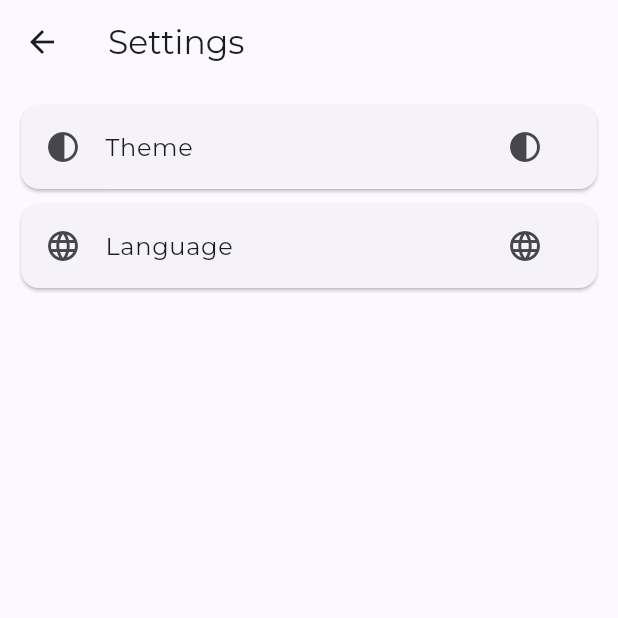
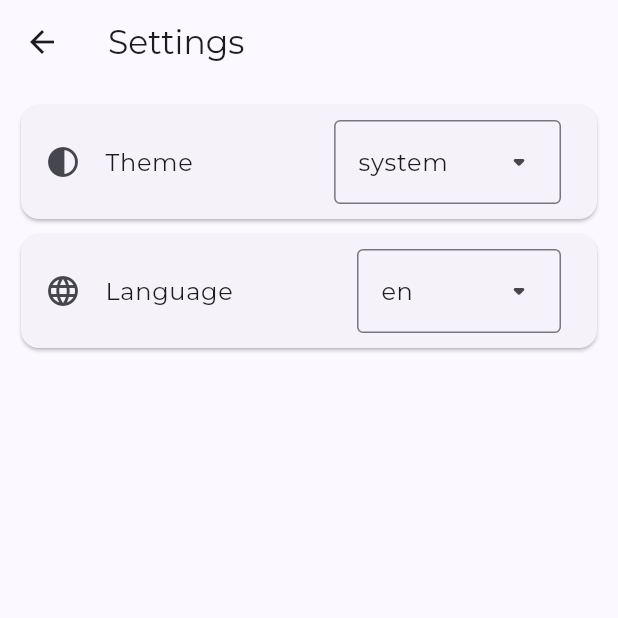
Before and after one commit to Namania/shopping-list, a Flutter app: the Settings screen opened by its route, on a phone screen of 412 x 824 dp, the top half of it. Run offline on Flutter 3.47's test engine with Material 3 defaults, Android fonts, the phone set to English and light mode, and no system bars; our stand-ins replace barcode_widget, bloc, easy_localization, equatable, flutter_bloc, flutter_native_splash and 6 more; missing offline and left inert: flutter_barcode_scanner_plus; accounts and stored records are empty.

Commit message:
:art: dropdown menu

```diff
--- a/lib/core/shared/pages/settings.dart
+++ b/lib/core/shared/pages/settings.dart
@@ -1,14 +1,40 @@
+import 'dart:collection';
+
 import 'package:easy_localization/easy_localization.dart';
 import 'package:flutter/material.dart';
 import 'package:flutter_bloc/flutter_bloc.dart';
 import 'package:shopping_list/core/shared/cubit/theme_cubit.dart';
 import 'package:shopping_list/core/shared/widget/settings_item.dart';
 
+typedef MenuEntry = DropdownMenuEntry<String>;
+
 class Settings extends StatelessWidget {
   const Settings({super.key});
 
   @override
   Widget build(BuildContext context) {
+    List<MenuEntry> themeMenuEntries = UnmodifiableListView<MenuEntry>(
+      ThemeMode.values.map<MenuEntry>(
+        (ThemeMode mode) => MenuEntry(
+          value: mode.name,
+          labelWidget: Text(mode.name),
+          label: mode.name,
+        ),
+      ),
+    );
+    String themeMenuEntriesValue = context.read<ThemeCubit>().state.name;
+
+    List<MenuEntry> langMenuEntries = UnmodifiableListView<MenuEntry>(
+      context.supportedLocales.map<MenuEntry>(
+        (Locale lang) => MenuEntry(
+          value: lang.languageCode,
+          labelWidget: Text(lang.languageCode),
+          label: lang.languageCode,
+        ),
+      ),
+    );
+    String langMenuEntriesValue = context.locale.languageCode;
+
     return Scaffold(
       appBar: AppBar(
         leading: BackButton(),
@@ -24,51 +50,42 @@ class Settings extends StatelessWidget {
             SettingsItem(
               icon: Icons.contrast_rounded,
               title: context.tr('core.settings.item.theme'),
-              trailing: IconButton(
-                icon: Icon(Icons.contrast_rounded),
-                onPressed: () {
-                  context.read<ThemeCubit>().toggleThemeMode();
-                  if (context.mounted) {
-                    ScaffoldMessenger.of(context).showSnackBar(
-                      SnackBar(
-                        content: Text(
-                          context.tr('core.settings.snack.theme', namedArgs: {"theme": context.read<ThemeCubit>().state.name}),
-                          style: TextTheme.of(context).labelLarge,
-                        ),
-                        backgroundColor:
-                            Theme.of(context).colorScheme.surfaceContainer,
-                        duration: Durations.extralong4,
-                      ),
-                    );
+              trailing: DropdownMenu<String>(
+                initialSelection: themeMenuEntriesValue,
+                onSelected: (String? value) {
+                  ThemeMode newThemeMode;
+                  switch (value) {
+                    case "light":
+                      newThemeMode = ThemeMode.light;
+                      break;
+                    case "dark":
+                      newThemeMode = ThemeMode.dark;
+                      break;
+                    default:
+                      newThemeMode = ThemeMode.system;
+                      break;
                   }
+                  context.read<ThemeCubit>().selectThemeMode(newThemeMode);
                 },
+                dropdownMenuEntries: themeMenuEntries,
+                selectedTrailingIcon: Icon(Icons.arrow_drop_up_rounded),
+                trailingIcon: Icon(Icons.arrow_drop_down_rounded),
               ),
             ),
             SettingsItem(
               icon: Icons.language,
               title: context.tr('core.settings.item.lang'),
-              trailing: IconButton(
-                icon: Icon(Icons.language_rounded),
-                onPressed: () {
-                  context.setLocale(
-                    context.locale.toString() == 'en'
-                        ? Locale('fr')
-                        : Locale('en'),
-                  );
-                  if (context.mounted) {
-                    ScaffoldMessenger.of(context).showSnackBar(
-                      SnackBar(
-                        content: Text(
-                          context.tr('core.settings.snack.lang', namedArgs: {"lang": context.locale.toString()}),
-                          style: TextTheme.of(context).labelLarge,
-                        ),
-                        backgroundColor:
-                            Theme.of(context).colorScheme.surfaceContainer,
-                        duration: Durations.extralong4,
-                      ),
-                    );
+              trailing: DropdownMenu<String>(
+                initialSelection: langMenuEntriesValue,
+                onSelected: (String? value) {
+                  if (value != null &&
+                      context.supportedLocales.contains(Locale(value))) {
+                    context.setLocale(Locale(value));
                   }
                 },
+                dropdownMenuEntries: langMenuEntries,
+                selectedTrailingIcon: Icon(Icons.arrow_drop_up_rounded),
+                trailingIcon: Icon(Icons.arrow_drop_down_rounded),
               ),
             ),
           ],
--- a/lib/core/shared/widget/settings_item.dart
+++ b/lib/core/shared/widget/settings_item.dart
@@ -15,10 +15,13 @@ class SettingsItem extends StatelessWidget {
   @override
   Widget build(BuildContext context) {
     return Card(
-      child: ListTile(
-        leading: Icon(icon),
-        title: Text(title),
-        trailing: trailing,
+      child: Padding(
+        padding: const EdgeInsets.symmetric(vertical: 10),
+        child: ListTile(
+          leading: Icon(icon),
+          title: Text(title),
+          trailing: trailing,
+        ),
       ),
     );
   }
```
